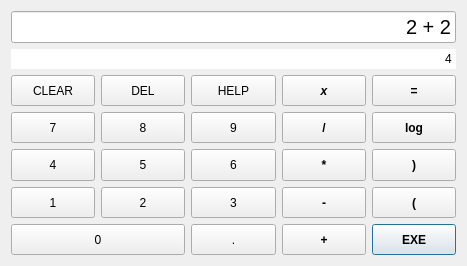
Old version of the form src/qsimplecalc/frontend/MainWindow.ui in the repository paglian/QSimpleCalc.
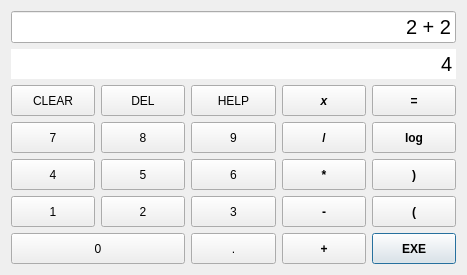
New version of the form.

Commit message: Increased size of the result text

```diff
--- a/src/qsimplecalc/frontend/MainWindow.ui
+++ b/src/qsimplecalc/frontend/MainWindow.ui
@@ -7,7 +7,7 @@
     <x>0</x>
     <y>0</y>
     <width>467</width>
-    <height>266</height>
+    <height>275</height>
    </rect>
   </property>
   <property name="windowTitle">
@@ -20,6 +20,11 @@
       <property name="enabled">
        <bool>true</bool>
       </property>
+      <property name="font">
+       <font>
+        <pointsize>15</pointsize>
+       </font>
+      </property>
       <property name="focusPolicy">
        <enum>Qt::NoFocus</enum>
       </property>
```
